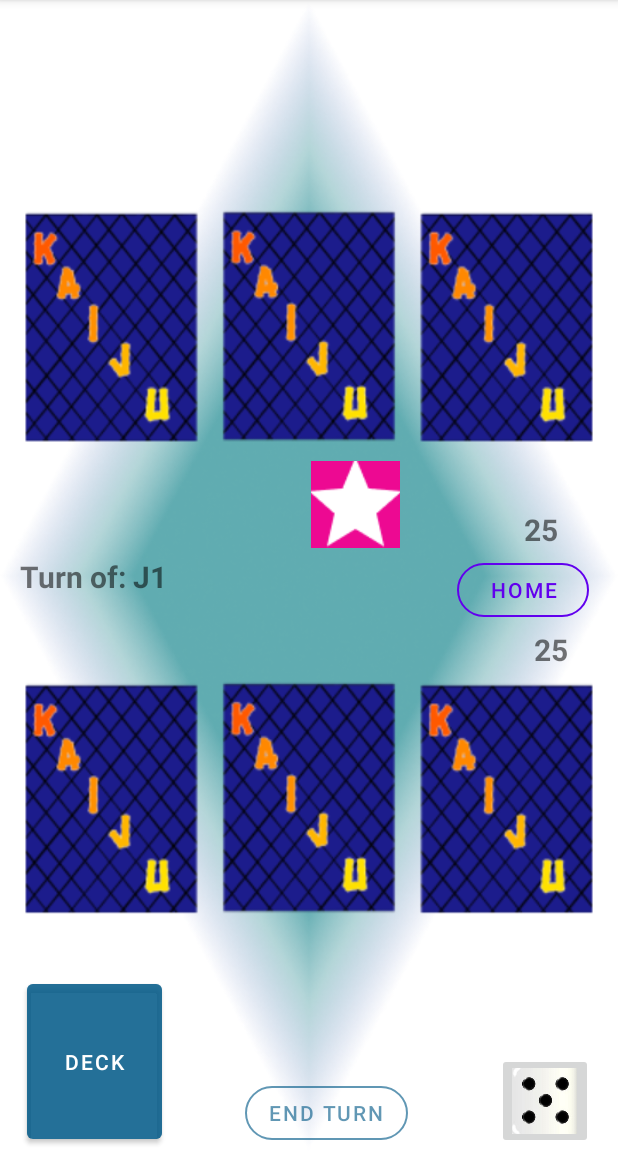
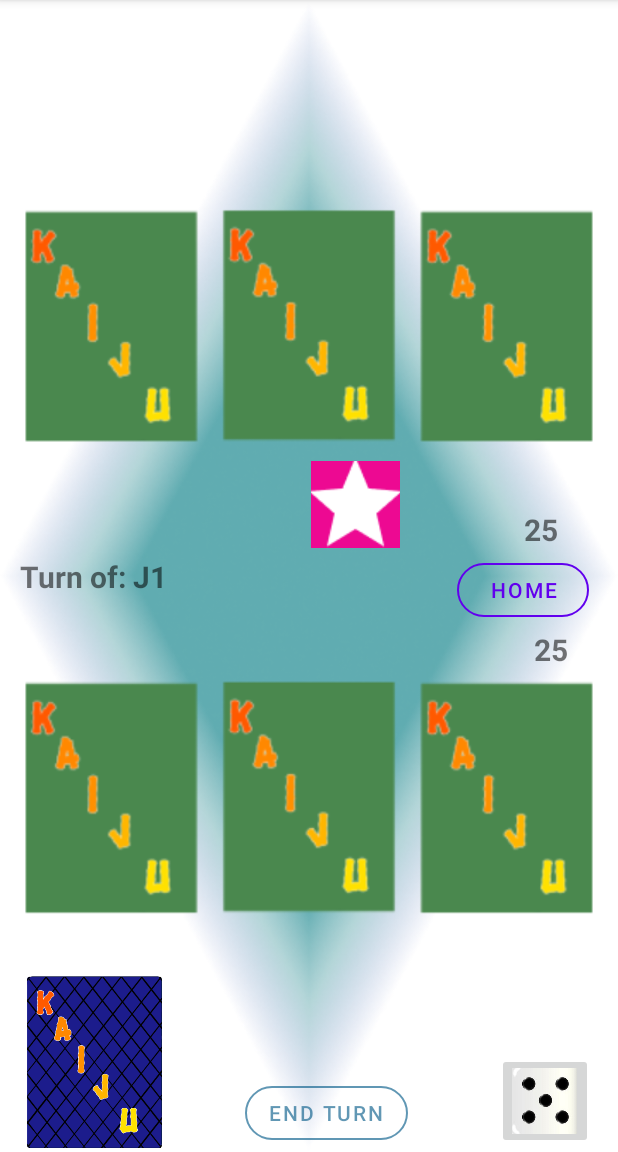
Before and after one commit to IsaacBrull16/Kaiju-Alpha, an Android app: the PartidaActivity screen opened directly, with no data from a screen before it, on a phone screen of 412 x 824 dp, the part 84-1236 px from its top. Run offline under Robolectric (Android 15) with nearby library versions, the phone set to English and light mode, and no system bars; our stand-ins replace Firebase (no records; nobody signed in at launch, a user with empty details on screens opened directly); libraries missing offline, so code that uses them is left out: com.opencsv; 3 statements that could not run were skipped.

Commit message:
diseño fondo con cartas y deck

```diff
--- a/Kaiju/app/src/main/res/layout/activity_partida.xml
+++ b/Kaiju/app/src/main/res/layout/activity_partida.xml
@@ -51,11 +51,11 @@
         app:layout_constraintTop_toTopOf="parent"
         app:layout_constraintVertical_bias="0.566" />
 
-    <Button
+    <ImageButton
         android:id="@+id/deckButton2"
         android:layout_width="90dp"
         android:layout_height="115dp"
-        android:backgroundTint="#9F015887"
+        android:background="@drawable/deckback"
         android:text="@string/deck"
         app:layout_constraintBottom_toBottomOf="parent"
         app:layout_constraintEnd_toEndOf="parent"
@@ -109,11 +109,11 @@
         app:layout_constraintTop_toTopOf="parent"
         app:layout_constraintVertical_bias="0.907" />
 
-    <Button
+    <ImageButton
         android:id="@+id/deckButton1"
         android:layout_width="90dp"
         android:layout_height="115dp"
-        android:backgroundTint="#9F015887"
+        android:background="@drawable/deckback"
         android:text="@string/deck"
         app:layout_constraintBottom_toBottomOf="parent"
         app:layout_constraintEnd_toEndOf="parent"
```
Also changed, not shown: Kaiju/app/src/main/res/drawable/cardback.png, Kaiju/app/src/main/res/drawable/deckback.png (added), Kaiju/app/src/main/res/drawable/fondoconcartas.png.
